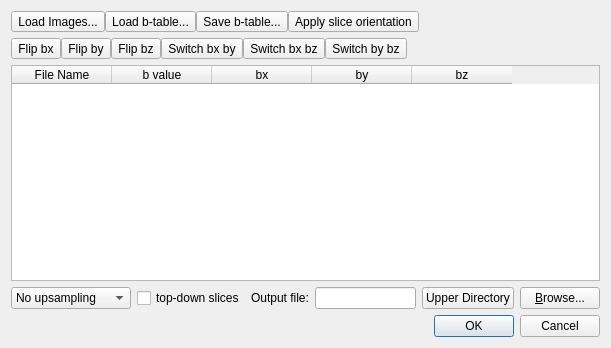
Qt form dicom/dicom_parser.ui (frankyeh/DSI-Studio) before a commit.
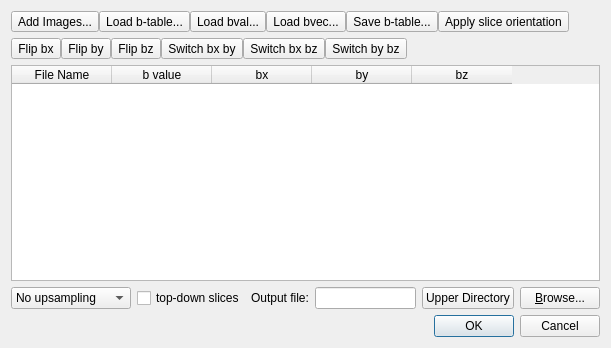
The same form after that commit.

```diff
--- a/dicom/dicom_parser.ui
+++ b/dicom/dicom_parser.ui
@@ -38,7 +38,7 @@
        <item>
         <widget class="QToolButton" name="loadImage">
          <property name="text">
-          <string>Load Images...</string>
+          <string>Add Images...</string>
          </property>
         </widget>
        </item>
@@ -49,6 +49,20 @@
          </property>
         </widget>
        </item>
+       <item>
+        <widget class="QToolButton" name="load_bval">
+         <property name="text">
+          <string>Load bval...</string>
+         </property>
+        </widget>
+       </item>
+       <item>
+        <widget class="QToolButton" name="load_bvec">
+         <property name="text">
+          <string>Load bvec...</string>
+         </property>
+        </widget>
+       </item>
        <item>
         <widget class="QToolButton" name="toolButton_8">
          <property name="text">
```
